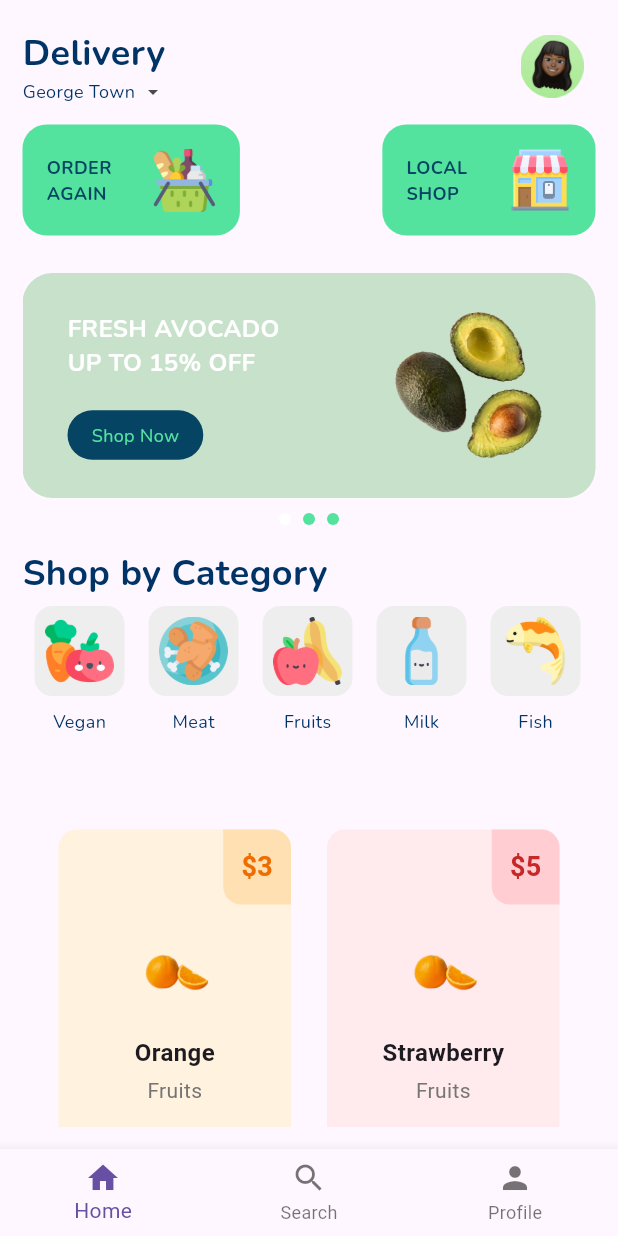
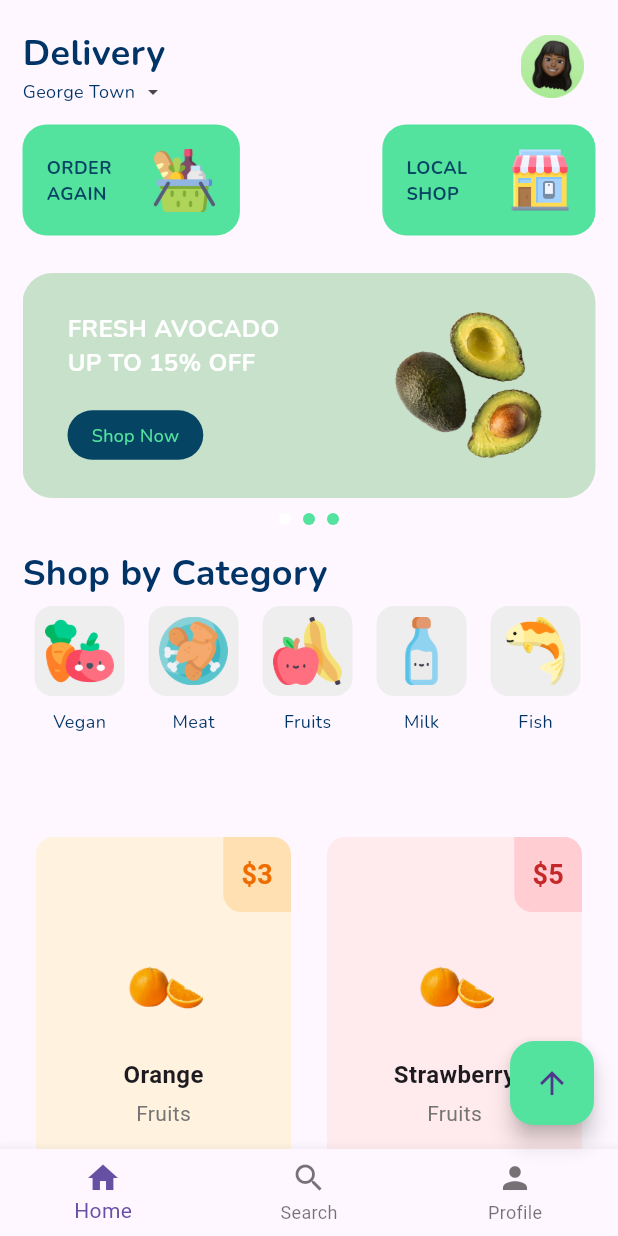
Before and after one commit to maoaktree/sample_app, a Flutter app: the screen it shows after launch, on a phone screen of 412 x 824 dp. Run offline on Flutter 3.47's test engine with Material 3 defaults, Android fonts, the phone set to English and light mode, and no system bars; drawn by our look-alikes of carousel_slider; our stand-ins replace google_fonts.

Commit message:
Update layout to integrate TabBarView and add scroll-to-top button. Adjusted ShopByCategory and HomePage for improved user experience.

```diff
--- a/lib/homePage/components/initial_cards.dart
+++ b/lib/homePage/components/initial_cards.dart
@@ -1,6 +1,5 @@
 import 'package:flutter/material.dart';
 import 'package:google_fonts/google_fonts.dart';
-import 'package:sample_app/util/theme.dart';
 
 class InitialCards extends StatelessWidget {
   const InitialCards({super.key});
--- a/lib/homePage/components/promo_banner.dart
+++ b/lib/homePage/components/promo_banner.dart
@@ -119,6 +119,7 @@ class DotsIndicator extends StatelessWidget {
   final int itemCount;
 
   const DotsIndicator({
+    super.key,
     required this.currentIndex,
     required this.itemCount,
   });
--- a/lib/homePage/components/shop_tab.dart
+++ b/lib/homePage/components/shop_tab.dart
@@ -1,11 +1,11 @@
+import 'package:flutter/foundation.dart';
 import 'package:flutter/material.dart';
 import 'package:sample_app/util/theme.dart';
 
 class ShopByCategory extends StatelessWidget {
   final void Function(int) onCategorySelected;
 
-  const ShopByCategory({Key? key, required this.onCategorySelected})
-      : super(key: key);
+  const ShopByCategory({super.key, required this.onCategorySelected});
 
   @override
   Widget build(BuildContext context) {
@@ -70,7 +70,12 @@ class ShopByCategory extends StatelessWidget {
   Widget _buildCategoryIcon(BuildContext context,
       {required String iconPath, required String title, required int index}) {
     return GestureDetector(
-      onTap: () => onCategorySelected(index), //call the callback index tab
+      onTap: () {
+        if (kDebugMode) {
+          print('Category tapped: $title');
+        }
+        onCategorySelected(index); //call the callback index tab
+      },
       child: Container(
         margin: const EdgeInsets.symmetric(horizontal: 8.0),
         child: Column(
--- a/lib/homePage/home_page.dart
+++ b/lib/homePage/home_page.dart
@@ -11,23 +11,28 @@ import 'package:sample_app/tab/milk_tab.dart';
 import 'package:sample_app/tab/vegan_tab.dart';
 
 class HomePage extends StatefulWidget {
+  const HomePage({super.key});
+
   @override
-  _HomePageState createState() => _HomePageState();
+  State<HomePage> createState() => _HomePageState();
 }
 
 class _HomePageState extends State<HomePage>
     with SingleTickerProviderStateMixin {
   late TabController _tabController;
+  late ScrollController _scrollController;
 
   @override
   void initState() {
     super.initState();
     _tabController = TabController(length: 5, vsync: this); // tabs
+    _scrollController = ScrollController();
   }
 
   @override
   void dispose() {
     _tabController.dispose();
+    _scrollController.dispose();
     super.dispose();
   }
 
@@ -35,19 +40,25 @@ class _HomePageState extends State<HomePage>
     _tabController.animateTo(index);
   }
 
+  void _scrollToTop() {
+    _scrollController.animateTo(
+      _scrollController.position.minScrollExtent,
+      duration: const Duration(milliseconds: 300),
+      curve: Curves.easeOut,
+    );
+  }
+
   @override
   Widget build(BuildContext context) {
     return Scaffold(
       body: SafeArea(
-        child: Column(
-          crossAxisAlignment: CrossAxisAlignment.start,
-          children: [
-            Expanded(
-              child: Padding(
+        child: CustomScrollView(
+          controller: _scrollController,
+          slivers: [
+            SliverPadding(
               padding: const EdgeInsets.all(15.0),
-                child: Column(
-                  crossAxisAlignment: CrossAxisAlignment.start,
-                  children: [
+              sliver: SliverList(
+                delegate: SliverChildListDelegate([
                   const Header(),
                   const SizedBox(height: 10),
                   const InitialCards(),
@@ -56,36 +67,32 @@ class _HomePageState extends State<HomePage>
                   ShopByCategory(
                     onCategorySelected: _onCategorySelected,
                   ),
-                    const SizedBox(height: 10),
-                    Expanded(
+                ]),
+              ),
+            ),
+            SliverFillRemaining(
               child: TabBarView(
                 controller: _tabController,
                 children: [
-                          // vegan page
                   VeganTab(),
-                          // meat page
                   MeatTab(),
-                          //fruits page
-                          FruitsTab(),
-                          // milk page
-                          MilkTab(),
-                          //fish page
-                          FishTab(),
+                  const FruitsTab(),
+                  const MilkTab(),
+                  const FishTab(),
                 ],
               ),
             ),
           ],
         ),
       ),
-            ),
-            // Expanded(
-            //   child: ShopTab(),
-            // ),
-          ],
-        ),
-      ),
       extendBody: true,
       bottomNavigationBar: const NavBar(),
+      floatingActionButton: FloatingActionButton(
+        onPressed: _scrollToTop,
+        backgroundColor: const Color.fromRGBO(83, 227, 158, 1),
+        tooltip: 'Back to Top',
+        child: const Icon(Icons.arrow_upward),
+      ),
     );
   }
 }
--- a/lib/main.dart
+++ b/lib/main.dart
@@ -13,9 +13,9 @@ class MyApp extends StatelessWidget {
   Widget build(BuildContext context) {
     return MaterialApp(
       debugShowCheckedModeBanner: false,
-      home: HomePage(),
+      home: const HomePage(),
       routes: {
-        '/homepage': (context) => HomePage(),
+        '/homepage': (context) => const HomePage(),
         '/detailpage': (context) => const DetailPage(),
       },
       theme: ThemeData(
```
Lines whose indentation alone changed are shown as unchanged.
